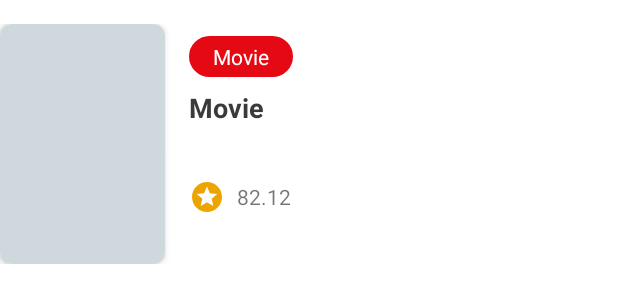
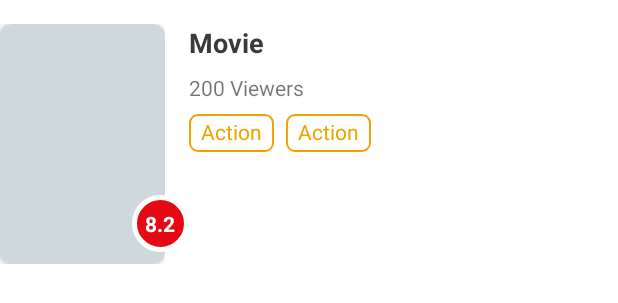
Before and after one commit to wahyouwebid/MovieQ, an Android app: the layout adapter_movie.xml on its own in the app's theme, with its tools: preview values and no code run, on a phone screen of 412 x 824 dp. Shown: the top 303 px of the screen. Run offline under Robolectric (Android 15) with nearby library versions, the phone set to English and light mode, and no system bars.

Commit message:
fix ui & ANR

```diff
--- a/app/src/main/java/web/id/wahyou/movieq/data/model/movie/DataMovie.kt
+++ b/app/src/main/java/web/id/wahyou/movieq/data/model/movie/DataMovie.kt
@@ -14,5 +14,6 @@ data class DataMovie (
     @SerializedName("release_date") val release_date : String?,
     @SerializedName("vote_average") val vote_average : Float?,
     @SerializedName("popularity") val popularity : Double?,
+    @SerializedName("genre_ids") val genreIds: List<Int>?,
     val movieType : String?
 ) : Parcelable
--- a/app/src/main/java/web/id/wahyou/movieq/ui/movie/MovieFragment.kt
+++ b/app/src/main/java/web/id/wahyou/movieq/ui/movie/MovieFragment.kt
@@ -18,6 +18,7 @@ import web.id.wahyou.movieq.state.MovieState
 import web.id.wahyou.movieq.ui.movie.adapter.HorizontalMovieAdapter
 import web.id.wahyou.movieq.ui.movie.adapter.VerticalMovieAdapter
 import web.id.wahyou.movieq.ui.movie.detail.DetailMovieActivity
+import web.id.wahyou.movieq.ui.movie.popular.PopularMovieActivity
 import web.id.wahyou.movieq.ui.movie.toprated.TopRatedMovieActivity
 import web.id.wahyou.movieq.ui.movie.upcoming.UpcomingMovieActivity
 import web.id.wahyou.movieq.utils.Utils.delay
@@ -114,7 +115,7 @@ class MovieFragment : Fragment() {
             }
 
             tvSeePopular.setOnClickListener {
-                startActivity(Intent(requireContext(), UpcomingMovieActivity::class.java))
+                startActivity(Intent(requireContext(), PopularMovieActivity::class.java))
             }
         }
     }
--- /dev/null
+++ b/app/src/main/res/drawable/bg_chips.xml
@@ -0,0 +1,8 @@
+<?xml version="1.0" encoding="utf-8"?>
+<shape xmlns:android="http://schemas.android.com/apk/res/android">
+    <solid android:color="@color/white"/>
+    <corners android:radius="@dimen/size_5"/>
+    <stroke
+        android:width="1dp"
+        android:color="@color/amber_600"/>
+</shape>
--- a/app/src/main/res/drawable/bg_rounded_primary.xml
+++ b/app/src/main/res/drawable/bg_rounded_primary.xml
@@ -3,6 +3,6 @@
     <solid android:color="@color/colorPrimary"/>
     <corners android:radius="@dimen/size_50"/>
     <stroke
-        android:width="2dp"
-        android:color="@color/colorPrimary"/>
+        android:width="3dp"
+        android:color="@color/white"/>
 </shape>
--- a/app/src/main/res/layout/activity_movie_popular.xml
+++ b/app/src/main/res/layout/activity_movie_popular.xml
@@ -35,7 +35,7 @@
                 android:layout_marginStart="@dimen/margin_16"
                 android:layout_toEndOf="@+id/imgBack"
                 android:layout_centerVertical="true"
-                android:text="@string/title_upcoming"
+                android:text="@string/title_popular"
                 android:textColor="@color/white"
                 android:textSize="@dimen/font_18"
                 android:textStyle="bold" />
--- a/app/src/main/res/layout/activity_movie_top_rated.xml
+++ b/app/src/main/res/layout/activity_movie_top_rated.xml
@@ -35,7 +35,7 @@
                 android:layout_marginStart="@dimen/margin_16"
                 android:layout_toEndOf="@+id/imgBack"
                 android:layout_centerVertical="true"
-                android:text="@string/title_upcoming"
+                android:text="@string/title_top_rated"
                 android:textColor="@color/white"
                 android:textSize="@dimen/font_18"
                 android:textStyle="bold" />
--- a/app/src/main/res/layout/adapter_movie.xml
+++ b/app/src/main/res/layout/adapter_movie.xml
@@ -1,20 +1,24 @@
 <?xml version="1.0" encoding="utf-8"?>
-<androidx.constraintlayout.widget.ConstraintLayout
-    xmlns:android="http://schemas.android.com/apk/res/android"
+<androidx.constraintlayout.widget.ConstraintLayout xmlns:android="http://schemas.android.com/apk/res/android"
+    xmlns:app="http://schemas.android.com/apk/res-auto"
     xmlns:tools="http://schemas.android.com/tools"
-    xmlns:app="http://schemas.android.com/apk/res-auto"
     android:layout_width="match_parent"
     android:layout_height="wrap_content"
-    android:paddingTop="@dimen/margin_8"
-    android:layout_marginTop="@dimen/margin_8">
+    android:layout_marginTop="@dimen/margin_8"
+    android:paddingTop="@dimen/margin_8">
+
+    <RelativeLayout
+        android:id="@+id/cardView"
+        android:layout_width="wrap_content"
+        android:layout_height="match_parent"
+        app:layout_constraintStart_toStartOf="parent"
+        app:layout_constraintTop_toTopOf="parent">
 
         <androidx.cardview.widget.CardView
-        android:id="@+id/cardView"
             android:layout_width="@dimen/size_110"
             android:layout_height="@dimen/margin_160"
             app:cardCornerRadius="@dimen/radius_8"
             app:cardElevation="@dimen/elevation_3"
-        android:layout_marginBottom="@dimen/margin_8"
             app:layout_constraintStart_toStartOf="parent"
             app:layout_constraintTop_toTopOf="parent">
 
@@ -23,66 +27,85 @@
                 android:layout_width="match_parent"
                 android:layout_height="match_parent"
                 android:background="@color/blue_grey_100"
+                android:contentDescription="@string/title_des_poster"
                 android:scaleType="centerCrop"
                 app:layout_constraintBottom_toBottomOf="parent"
-            app:layout_constraintTop_toTopOf="parent"
-            android:contentDescription="@string/title_des_poster" />
+                app:layout_constraintTop_toTopOf="parent" />
 
         </androidx.cardview.widget.CardView>
-
-    <TextView
-        android:id="@+id/tvType"
-        android:layout_width="wrap_content"
-        android:layout_height="wrap_content"
-        android:layout_marginTop="@dimen/margin_8"
-        android:background="@drawable/bg_rounded_primary"
-        android:paddingStart="@dimen/padding_16"
-        android:paddingTop="@dimen/padding_4"
-        android:paddingEnd="@dimen/padding_16"
-        android:paddingBottom="@dimen/padding_4"
-        android:layout_marginStart="@dimen/margin_16"
-        android:textColor="@color/white"
-        android:text="@string/title_movie"
-        app:layout_constraintStart_toEndOf="@+id/cardView"
-        app:layout_constraintTop_toTopOf="parent" />
+    </RelativeLayout>
 
     <TextView
         android:id="@+id/tvTitle"
         android:layout_width="0dp"
         android:layout_height="wrap_content"
-        android:layout_marginTop="@dimen/margin_8"
+        android:layout_marginStart="@dimen/margin_16"
         android:layout_marginEnd="@dimen/margin_16"
         android:textColor="@color/colorText"
         android:textSize="@dimen/font_18"
         android:textStyle="bold"
-        android:layout_marginStart="@dimen/margin_16"
-        tools:text="@string/title_movie"
         app:layout_constraintEnd_toEndOf="parent"
         app:layout_constraintStart_toEndOf="@+id/cardView"
-        app:layout_constraintTop_toBottomOf="@+id/tvType"  />
+        app:layout_constraintTop_toTopOf="@+id/cardView"
+        tools:text="@string/title_movie" />
 
     <TextView
         android:id="@+id/tvPopularity"
         android:layout_width="wrap_content"
         android:layout_height="wrap_content"
+        android:layout_marginStart="@dimen/margin_16"
         android:layout_marginTop="@dimen/margin_8"
-        android:layout_marginStart="@dimen/margin_16"
         app:layout_constraintStart_toEndOf="@+id/cardView"
         app:layout_constraintTop_toBottomOf="@+id/tvTitle"
-        tools:text="" />
+        tools:text="200 Viewers" />
+
+    <TextView
+        android:id="@+id/tvRelease"
+        android:layout_width="wrap_content"
+        android:layout_height="wrap_content"
+        android:layout_marginStart="@dimen/margin_16"
+        android:layout_marginTop="@dimen/margin_8"
+        android:paddingStart="@dimen/padding_8"
+        android:paddingEnd="@dimen/padding_8"
+        android:paddingTop="2dp"
+        android:textColor="@color/amber_600"
+        android:paddingBottom="@dimen/padding_4"
+        app:layout_constraintStart_toEndOf="@+id/cardView"
+        app:layout_constraintTop_toBottomOf="@+id/tvPopularity"
+        android:background="@drawable/bg_chips"
+        tools:text="Action" />
+
+    <TextView
+        android:id="@+id/tvGenres"
+        android:layout_width="wrap_content"
+        android:layout_height="wrap_content"
+        android:layout_marginTop="@dimen/margin_8"
+        android:layout_marginStart="@dimen/margin_8"
+        android:background="@drawable/bg_chips"
+        android:paddingStart="@dimen/padding_8"
+        android:textColor="@color/amber_600"
+        android:paddingTop="2dp"
+        android:paddingEnd="@dimen/padding_8"
+        android:paddingBottom="@dimen/padding_4"
+        app:layout_constraintStart_toEndOf="@+id/tvRelease"
+        app:layout_constraintTop_toBottomOf="@+id/tvPopularity"
+        tools:text="Action" />
 
     <TextView
         android:id="@+id/tvRating"
-        android:layout_width="wrap_content"
-        android:layout_height="wrap_content"
-        android:layout_marginTop="@dimen/margin_8"
+        android:layout_width="@dimen/size_38"
+        android:layout_height="@dimen/size_38"
+        android:background="@drawable/bg_rounded_primary"
         android:drawablePadding="@dimen/margin_8"
-        android:gravity="center_vertical"
-        android:layout_marginStart="@dimen/margin_16"
-        app:drawableStartCompat="@drawable/ic_baseline_stars_24"
-        app:layout_constraintStart_toEndOf="@+id/cardView"
-        app:layout_constraintTop_toBottomOf="@+id/tvPopularity"
-        tools:text="82.12"
+        android:gravity="center"
         android:maxEms="5"
-        android:maxLines="1" />
+        android:maxLines="1"
+        android:textColor="@color/white"
+        android:textStyle="bold"
+        android:layout_marginStart="88dp"
+        app:layout_constraintBottom_toBottomOf="parent"
+        app:layout_constraintStart_toStartOf="@+id/cardView"
+        android:layout_marginBottom="@dimen/margin_8"
+        tools:text="8.2" />
+
 </androidx.constraintlayout.widget.ConstraintLayout>
--- a/app/src/main/res/layout/fragment_movie.xml
+++ b/app/src/main/res/layout/fragment_movie.xml
@@ -237,7 +237,6 @@
                 android:layout_width="match_parent"
                 android:layout_height="0dp"
                 android:layout_marginStart="@dimen/margin_16"
-                android:layout_marginTop="@dimen/margin_16"
                 android:layout_marginEnd="@dimen/margin_16"
                 app:layout_constraintTop_toBottomOf="@+id/viewPopularMovie" />
 
```
Also changed, not shown: app/src/main/java/web/id/wahyou/movieq/ui/movie/adapter/AllMovieAdapter.kt (+27 -0 lines), app/src/main/java/web/id/wahyou/movieq/ui/movie/adapter/VerticalMovieAdapter.kt (+17 -0 lines), app/src/main/java/web/id/wahyou/movieq/ui/movie/popular/PopularMovieActivity.kt (+100 -2 lines), app/src/main/java/web/id/wahyou/movieq/utils/Constant.kt (+26 -4 lines). Lines whose indentation alone changed are shown as unchanged.
